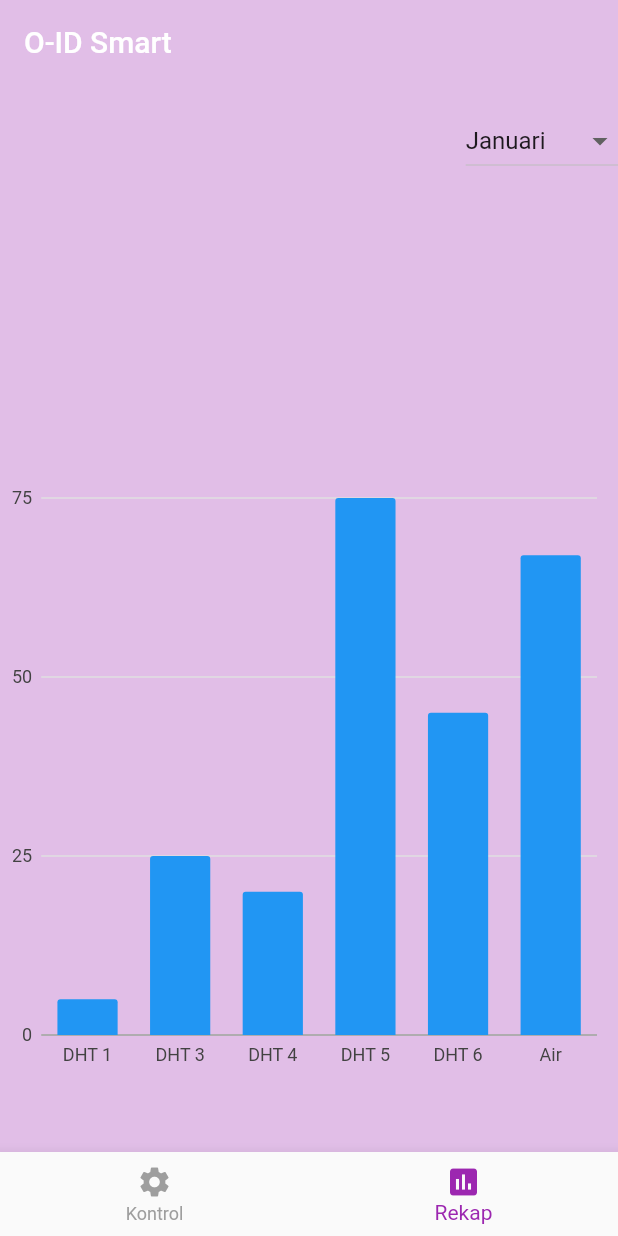
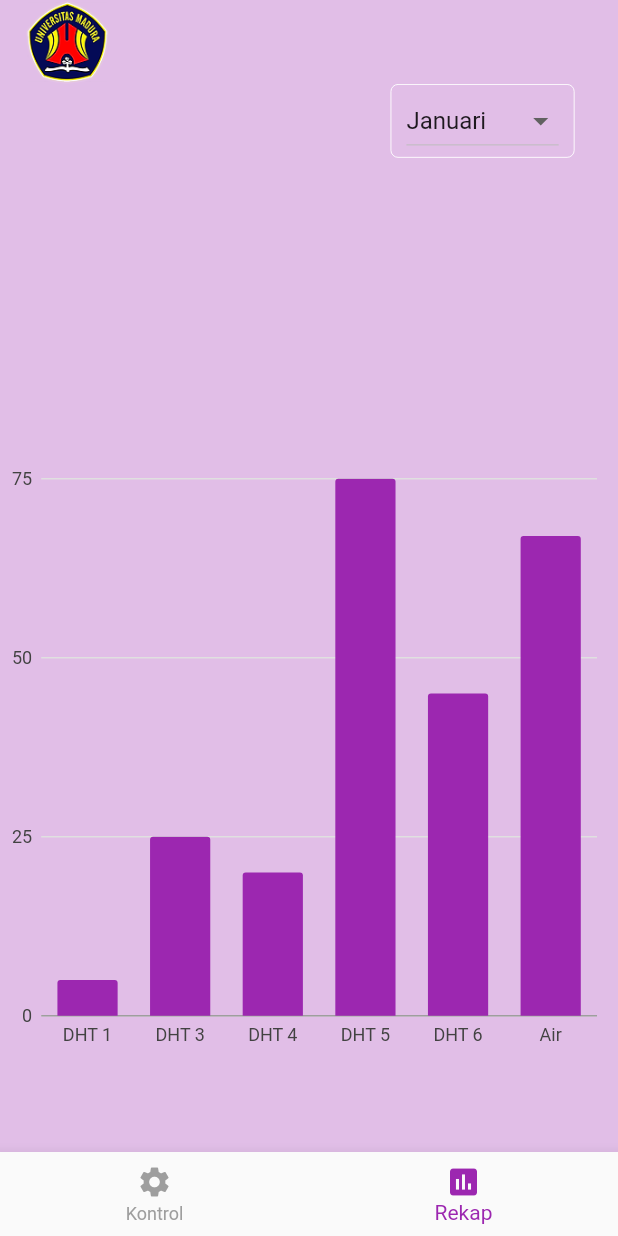
Before and after one commit to O-ID/Flutter_Pusher_Arduino_2020_TA, a Flutter app: the screen it shows after launch, item 2 of the bottom bar chosen, on a phone screen of 412 x 824 dp. Run offline on Flutter 3.47's test engine with Material 2 defaults, Android fonts, the phone set to English and light mode, and no system bars; drawn by our look-alikes of pull_to_refresh; our stand-ins replace charts_flutter; missing offline and left inert: pusher_websocket_flutter.

Commit message:
splash, icon, all color

```diff
--- a/lib/chart.dart
+++ b/lib/chart.dart
@@ -30,11 +30,12 @@ class StackedBarChart extends StatefulWidget {
     ];
     return [
       new charts.Series<OrdinalSales, String>(
-        id: 'Desktop',
-        domainFn: (OrdinalSales sales, _) => sales.year,
-        measureFn: (OrdinalSales sales, _) => sales.sales,
-        data: desktopSalesData,
-      ),
+          id: 'Desktop',
+          domainFn: (OrdinalSales sales, _) => sales.year,
+          measureFn: (OrdinalSales sales, _) => sales.sales,
+          data: desktopSalesData,
+          labelAccessorFn: (OrdinalSales row, _) => row.sales.toString(),
+          colorFn: (_, __) => charts.MaterialPalette.purple.shadeDefault),
     ];
   }
 }
--- a/lib/listcardody.dart
+++ b/lib/listcardody.dart
@@ -135,6 +135,7 @@ class _ListcardodyState extends State<Listcardody> {
                             child: Padding(
                               padding: const EdgeInsets.only(right: 12.0),
                               child: Switch(
+                                  activeColor: Colors.purple,
                                   value: widget.mdata[0]
                                       ['m' + index.toString()],
                                   onChanged: (value) {
--- a/lib/main.dart
+++ b/lib/main.dart
@@ -121,9 +121,19 @@ class _MyHomePageState extends State<MyHomePage> {
           SliverList(
               delegate: SliverChildListDelegate([
             Align(
-                alignment: Alignment.topRight,
+                alignment: Alignment(0.80, 0.00),
+                child: Container(
+                  padding: EdgeInsets.symmetric(horizontal: 10.0),
+                  decoration: BoxDecoration(
+                    borderRadius: BorderRadius.circular(5.0),
+                    border: Border.all(
+                        color: Colors.white,
+                        style: BorderStyle.solid,
+                        width: 0.60),
+                  ),
                   child: DropdownButton(
                     hint: Text("Pilih Bulan"),
+                    dropdownColor: Colors.purple[200],
                     value: _valGender,
                     items: _listGender.map((e) {
                       return DropdownMenuItem(
@@ -136,6 +146,7 @@ class _MyHomePageState extends State<MyHomePage> {
                         _valGender = val;
                       });
                     },
+                  ),
                 )),
             Container(
               height: 200,
@@ -151,13 +162,15 @@ class _MyHomePageState extends State<MyHomePage> {
       ),
     ];
     return Scaffold(
-      appBar: PreferredSize(
-        preferredSize: Size.fromHeight(70.0),
-        child: AppBar(
-          title: Text('O-ID Smart'),
+      appBar: AppBar(
+        title: Image.asset(
+          'assets/images/icon.png',
+          height: 58.0,
+          width: 58.0,
+          alignment: Alignment.center,
+        ),
         backgroundColor: Colors.purple[100], //Color(0xff9575cd),
         elevation: 0.0, //shadow app bar
-        ),
       ),
       backgroundColor: Colors.purple[100],
       body: SmartRefresher(
--- a/pubspec.yaml
+++ b/pubspec.yaml
@@ -47,10 +47,11 @@ flutter:
   # included with your application, so that you can use the icons in
   # the material Icons class.
   uses-material-design: true
+  assets:
+    - assets/images/icon.png
 
   # To add assets to your application, add an assets section, like this:
-  # assets:
-  #   - images/a_dot_burr.jpeg
+
   #   - images/a_dot_ham.jpeg
 
   # An image asset can refer to one or more resolution-specific "variants", see
```
Also changed, not shown: assets/images/icon.png (added), 31 other files. Lines whose indentation alone changed are shown as unchanged.
